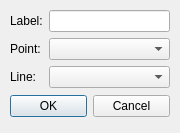
Before: the Qt Designer form Dialogs/AddLineDialogs/addlineparallel.ui in LFriday13/geometry-toolbox, drawn with Qt 5.
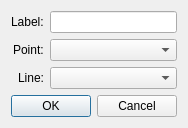
After: the same form once the commit is applied.

```diff
--- a/Dialogs/AddLineDialogs/addlineparallel.ui
+++ b/Dialogs/AddLineDialogs/addlineparallel.ui
@@ -7,38 +7,18 @@
     <x>0</x>
     <y>0</y>
     <width>180</width>
-    <height>133</height>
+    <height>125</height>
    </rect>
   </property>
   <property name="windowTitle">
    <string>Dialog</string>
   </property>
-  <widget class="QDialogButtonBox" name="buttonBox">
-   <property name="geometry">
-    <rect>
-     <x>10</x>
-     <y>90</y>
-     <width>160</width>
-     <height>32</height>
-    </rect>
-   </property>
-   <property name="orientation">
-    <enum>Qt::Horizontal</enum>
-   </property>
-   <property name="standardButtons">
-    <set>QDialogButtonBox::Cancel|QDialogButtonBox::Ok</set>
-   </property>
-  </widget>
-  <widget class="QWidget" name="formLayoutWidget">
-   <property name="geometry">
-    <rect>
-     <x>10</x>
-     <y>10</y>
-     <width>160</width>
-     <height>80</height>
-    </rect>
-   </property>
+  <layout class="QVBoxLayout" name="verticalLayout">
+   <item>
    <layout class="QFormLayout" name="formLayout">
+     <property name="labelAlignment">
+      <set>Qt::AlignRight|Qt::AlignTrailing|Qt::AlignVCenter</set>
+     </property>
     <item row="0" column="0">
      <widget class="QLabel" name="labelLabel">
       <property name="text">
@@ -70,7 +50,18 @@
      <widget class="QComboBox" name="lineComboBox"/>
     </item>
    </layout>
-  </widget>
+   </item>
+   <item>
+    <widget class="QDialogButtonBox" name="buttonBox">
+     <property name="orientation">
+      <enum>Qt::Horizontal</enum>
+     </property>
+     <property name="standardButtons">
+      <set>QDialogButtonBox::Cancel|QDialogButtonBox::Ok</set>
+     </property>
+    </widget>
+   </item>
+  </layout>
  </widget>
  <resources/>
  <connections>
```
Lines whose indentation alone changed are shown as unchanged.
